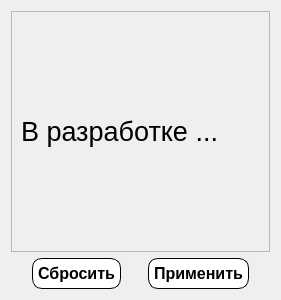
Qt form Gui/Filters/Admin/f_stuffuser.ui (MyEdit/Casino_Client) before a commit.
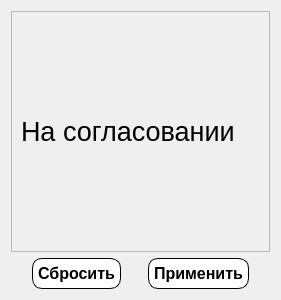
The same form after that commit.

The edit to the form file:
```diff
--- a/Gui/Filters/Admin/f_stuffuser.ui
+++ b/Gui/Filters/Admin/f_stuffuser.ui
@@ -38,7 +38,7 @@
           </font>
          </property>
          <property name="text">
-          <string>В разработке ...</string>
+          <string>На согласовании</string>
          </property>
         </widget>
        </item>
```
